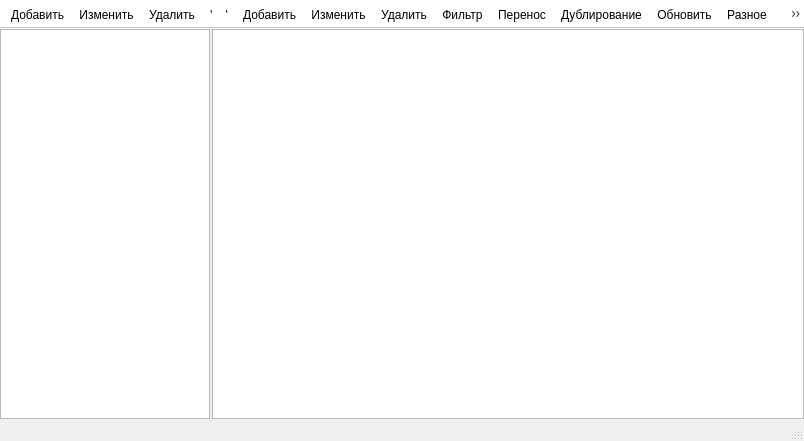
Qt form ui/templates ui/tree.ui (Meller008/CRM-Avi) before a commit.
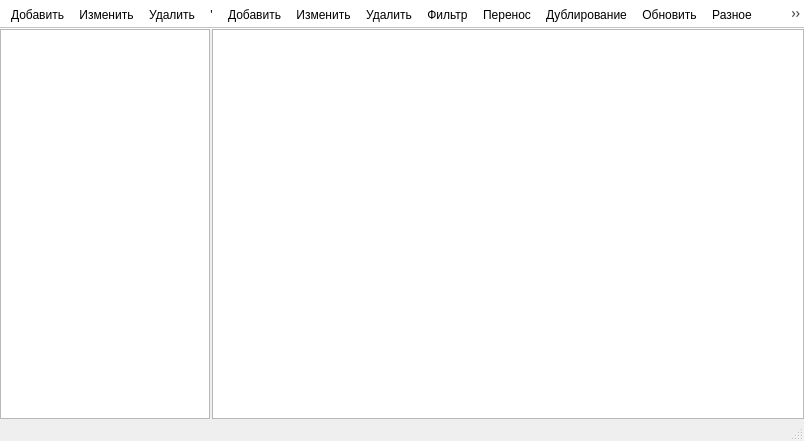
The same form after that commit.

```diff
--- a/ui/templates ui/tree.ui
+++ b/ui/templates ui/tree.ui
@@ -171,7 +171,7 @@
   </action>
   <action name="action123">
    <property name="text">
-    <string>'    '</string>
+    <string>'</string>
    </property>
   </action>
   <action name="pb_table_add">
```
